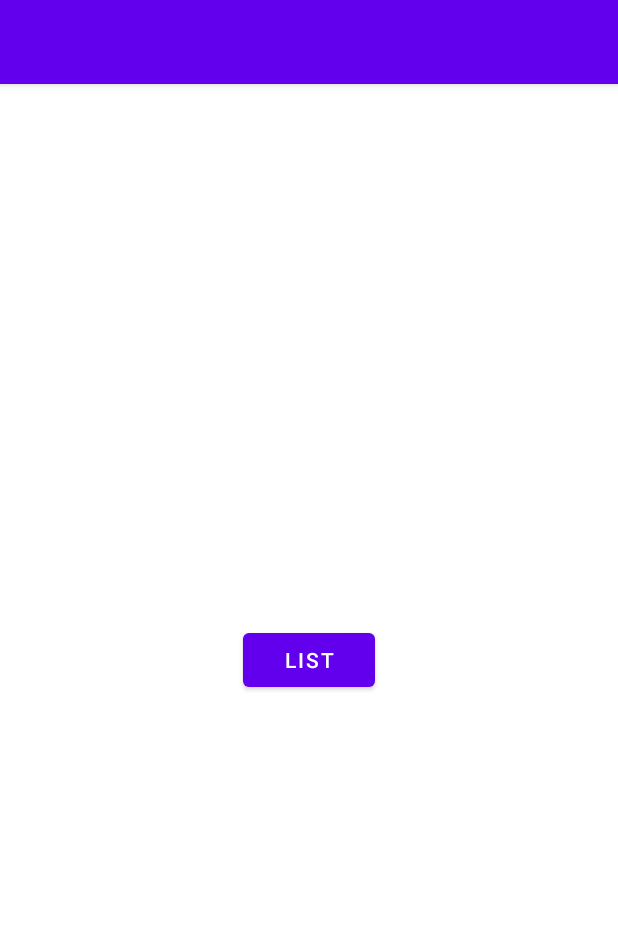
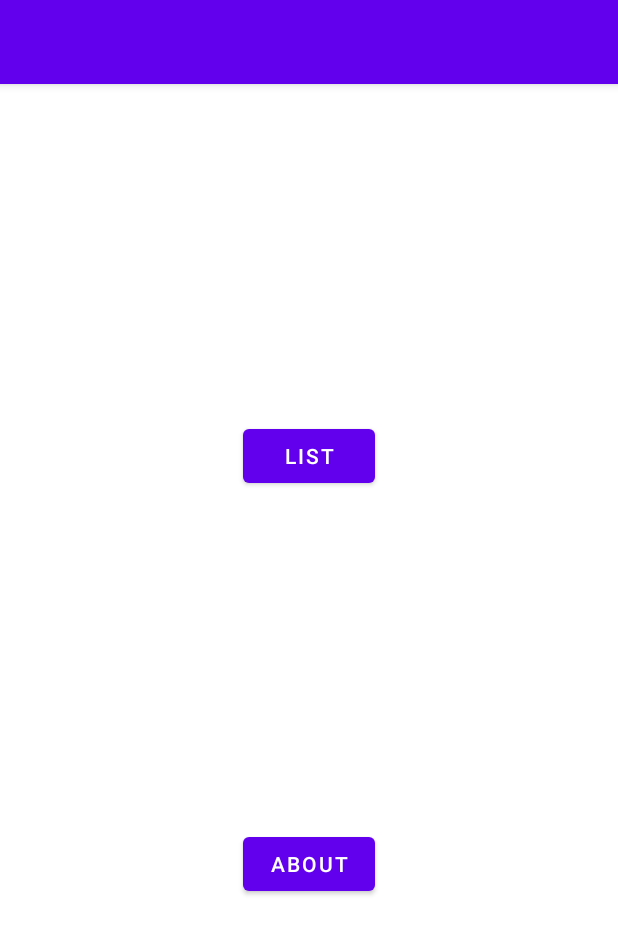
Before and after one commit to Gael-Lejeune/Projet_Mobile_ESIEA_2020_2021, an Android app: the screen it shows after launch (MainActivity), after a tap on "LIST", on a phone screen of 412 x 824 dp. Shown: the top 934 px of the screen. Run offline under Robolectric (Android 15) with nearby library versions, the phone set to English and light mode, and no system bars.

Commit message:
TD2 fini

```diff
--- a/app/build.gradle
+++ b/app/build.gradle
@@ -46,4 +46,8 @@ dependencies {
 
     //RecycleView
     implementation "androidx.recyclerview:recyclerview:1.1.0"
+
+    //Retrofit
+    implementation "com.squareup.retrofit2:retrofit:2.9.0"
+    implementation "com.squareup.retrofit2:converter-gson:2.9.0"
 }
--- a/app/src/main/AndroidManifest.xml
+++ b/app/src/main/AndroidManifest.xml
@@ -1,6 +1,8 @@
 <?xml version="1.0" encoding="utf-8"?>
 <manifest xmlns:android="http://schemas.android.com/apk/res/android"
     package="com.example.projetmobile">
+
+    <uses-permission android:name="android.permission.INTERNET"/>
 
     <application
         android:allowBackup="true"
--- a/app/src/main/java/com/example/projetmobile/MainActivity.kt
+++ b/app/src/main/java/com/example/projetmobile/MainActivity.kt
@@ -2,19 +2,16 @@ package com.example.projetmobile
 
 import androidx.appcompat.app.AppCompatActivity
 import android.os.Bundle
-import android.widget.Button
+import com.example.projetmobile.presentation.MenuFragment
 import com.example.projetmobile.presentation.list.PCListFragment
 
 class MainActivity : AppCompatActivity() {
     override fun onCreate(savedInstanceState: Bundle?) {
         super.onCreate(savedInstanceState)
         setContentView(R.layout.activity_main)
-        val button = findViewById<Button>(R.id.button_first)
-        button.setOnClickListener {
-            supportFragmentManager.beginTransaction()
-                    .replace(R.id.container, PCListFragment(), "")
-                    .commit()
-        }
+        supportFragmentManager.beginTransaction()
+            .replace(R.id.container, MenuFragment(), "")
+            .commit()
     }
 
 }
--- /dev/null
+++ b/app/src/main/java/com/example/projetmobile/presentation/MenuFragment.kt
@@ -0,0 +1,45 @@
+package com.example.projetmobile.presentation
+
+import android.os.Bundle
+import android.view.LayoutInflater
+import android.view.View
+import android.view.ViewGroup
+import android.widget.Button
+import androidx.fragment.app.Fragment
+import androidx.recyclerview.widget.LinearLayoutManager
+import androidx.recyclerview.widget.RecyclerView
+import com.example.projetmobile.MainActivity
+import com.example.projetmobile.R
+import com.example.projetmobile.presentation.list.PCAdapter
+import com.example.projetmobile.presentation.list.PCListFragment
+
+class MenuFragment : Fragment() {
+    private lateinit var recyclerView: RecyclerView
+    private val adapter = PCAdapter(listOf())
+    private val layoutManager = LinearLayoutManager(context)
+
+    override fun onCreateView(
+        inflater: LayoutInflater, container: ViewGroup?,
+        savedInstanceState: Bundle?
+    ): View? {
+        // Inflate the layout for this fragment
+        return inflater.inflate(R.layout.fragment_menu, container, false)
+    }
+
+    override fun onViewCreated(view: View, savedInstanceState: Bundle?) {
+        super.onViewCreated(view, savedInstanceState)
+
+        val button = view.findViewById<Button>(R.id.button_list)
+        button.setOnClickListener {
+            navigateToListFragment()
+        }
+
+    }
+
+    fun navigateToListFragment () {
+        childFragmentManager.beginTransaction()
+            .replace(R.id.container, PCListFragment(), "")
+            .addToBackStack(null)
+            .commit()
+    }
+}
--- /dev/null
+++ b/app/src/main/java/com/example/projetmobile/presentation/api/PCApi.kt
@@ -0,0 +1,9 @@
+package com.example.projetmobile.presentation.api
+
+import retrofit2.Call
+import retrofit2.http.GET
+
+interface PCApi {
+    @GET("pokemon")
+    fun getPCList(): Call<PCResponse>
+}
--- a/app/src/main/java/com/example/projetmobile/presentation/list/PC.kt
+++ b/app/src/main/java/com/example/projetmobile/presentation/list/PC.kt
@@ -1,5 +1,6 @@
 package com.example.projetmobile.presentation.list
 
 data class PC(
-    val name: String
+    val name: String,
+    val url: String
 )
--- a/app/src/main/java/com/example/projetmobile/presentation/list/PCAdapter.kt
+++ b/app/src/main/java/com/example/projetmobile/presentation/list/PCAdapter.kt
@@ -3,12 +3,13 @@ package com.example.projetmobile.presentation.list
 import android.view.LayoutInflater
 import android.view.View
 import android.view.ViewGroup
+import android.widget.TextClock
 import android.widget.TextView
 import androidx.recyclerview.widget.RecyclerView
 import com.example.projetmobile.R
 
-class PCAdapter(private var dataSet: List<PC>) :
-    RecyclerView.Adapter<PCAdapter.ViewHolder>() {
+class PCAdapter(private var dataSet: List<PC>,var listener: ((PC) -> Unit)? = null
+) :RecyclerView.Adapter<PCAdapter.ViewHolder>() {
 
     /**
      * Provide a reference to the type of views that you are using
@@ -44,6 +45,9 @@ class PCAdapter(private var dataSet: List<PC>) :
         // contents of the view with that element
         val pc = dataSet[position]
         viewHolder.textView.text = pc.name
+        viewHolder.itemView.setOnClickListener{
+            listener?.invoke(pc)
+        }
     }
 
     // Return the size of your dataset (invoked by the layout manager)
--- /dev/null
+++ b/app/src/main/java/com/example/projetmobile/presentation/list/PCDetailFragment.kt
@@ -0,0 +1,6 @@
+package com.example.projetmobile.presentation.list
+
+import androidx.fragment.app.Fragment
+
+class PCDetailFragment : Fragment() {
+}
--- a/app/src/main/java/com/example/projetmobile/presentation/list/PCListFragment.kt
+++ b/app/src/main/java/com/example/projetmobile/presentation/list/PCListFragment.kt
@@ -5,15 +5,21 @@ import androidx.fragment.app.Fragment
 import android.view.LayoutInflater
 import android.view.View
 import android.view.ViewGroup
-import android.widget.Button
 import androidx.recyclerview.widget.LinearLayoutManager
 import androidx.recyclerview.widget.RecyclerView
 import com.example.projetmobile.R
+import com.example.projetmobile.presentation.api.PCApi
+import com.example.projetmobile.presentation.api.PCResponse
+import retrofit2.Call
+import retrofit2.Callback
+import retrofit2.Response
+import retrofit2.Retrofit
+import retrofit2.converter.gson.GsonConverterFactory
 
 class PCListFragment : Fragment() {
 
     private lateinit var recyclerView: RecyclerView
-    private val adapter = PCAdapter(listOf())
+    private val adapter = PCAdapter(listOf(), ::navigateToPCDetailFragment)
     private val layoutManager = LinearLayoutManager(context)
 
     override fun onCreateView(
@@ -34,16 +40,36 @@ class PCListFragment : Fragment() {
             adapter = this@PCListFragment.adapter
         }
 
-        val pclist = arrayListOf<PC>().apply {
-            add(PC("Mario"))
-            add(PC("Donkey Kong"))
-            add(PC("Link"))
-            add(PC("Samus"))
-            add(PC("Dark Samus"))
-        }
+        val retrofit: Retrofit = Retrofit.Builder()
+                .baseUrl("https://pokeapi.co/api/v2/")
+                .addConverterFactory(GsonConverterFactory.create())
+                .build()
 
-        adapter.updateList(pclist)
+        val pcApi: PCApi = retrofit.create(PCApi::class.java)
+
+        pcApi.getPCList().enqueue(object: Callback<PCResponse>{
+            override fun onResponse(call: Call<PCResponse>, response: Response<PCResponse>) {
+                if (response.isSuccessful){
+                    val pcResponse = response.body()
+                    if (pcResponse != null) {
+                        adapter.updateList(pcResponse.results)
+                    }
+                }
+            }
+
+            override fun onFailure(call: Call<PCResponse>, t: Throwable) {
+                TODO("Not yet implemented")
+            }
+
+        })
 
     }
 
+    private fun navigateToPCDetailFragment(pc: PC) {
+        childFragmentManager.beginTransaction()
+            .replace(R.id.container, PCDetailFragment(), "")
+            .addToBackStack(null)
+            .commit()
+    }
+
 }
--- a/app/src/main/res/layout/activity_main.xml
+++ b/app/src/main/res/layout/activity_main.xml
@@ -5,18 +5,6 @@
     android:layout_width="match_parent"
     android:layout_height="match_parent"
     tools:context=".MainActivity">
-
-
-    <Button
-        android:id="@+id/button_first"
-        android:layout_width="wrap_content"
-        android:layout_height="wrap_content"
-        app:layout_constraintTop_toTopOf="parent"
-        app:layout_constraintBottom_toBottomOf="parent"
-        app:layout_constraintStart_toStartOf="parent"
-        app:layout_constraintEnd_toEndOf="parent"
-        android:text="List"
-        />
 
     <FrameLayout
         android:id="@+id/container"
--- /dev/null
+++ b/app/src/main/res/layout/fragment_menu.xml
@@ -0,0 +1,28 @@
+<?xml version="1.0" encoding="utf-8"?>
+<androidx.constraintlayout.widget.ConstraintLayout xmlns:android="http://schemas.android.com/apk/res/android"
+    xmlns:app="http://schemas.android.com/apk/res-auto"
+    android:layout_width="match_parent"
+    android:layout_height="match_parent"
+    >
+
+    <Button
+        android:id="@+id/button_list"
+        android:layout_width="wrap_content"
+        android:layout_height="wrap_content"
+        app:layout_constraintTop_toTopOf="parent"
+        app:layout_constraintBottom_toTopOf="@id/button_about"
+        app:layout_constraintStart_toStartOf="parent"
+        app:layout_constraintEnd_toEndOf="parent"
+        android:text="List" />
+
+    <Button
+        android:id="@+id/button_about"
+        android:layout_width="wrap_content"
+        android:layout_height="wrap_content"
+        app:layout_constraintTop_toBottomOf="@id/button_list"
+        app:layout_constraintBottom_toBottomOf="parent"
+        app:layout_constraintStart_toStartOf="parent"
+        app:layout_constraintEnd_toEndOf="parent"
+        android:text="About" />
+
+</androidx.constraintlayout.widget.ConstraintLayout>
```
Also changed, not shown: app/src/main/java/com/example/projetmobile/presentation/api/PCResponse.kt (added, +9 -0 lines), app/src/main/res/layout/fragment_pc_detail.xml (added, +20 -0 lines), gradle/wrapper/gradle-wrapper.properties.
